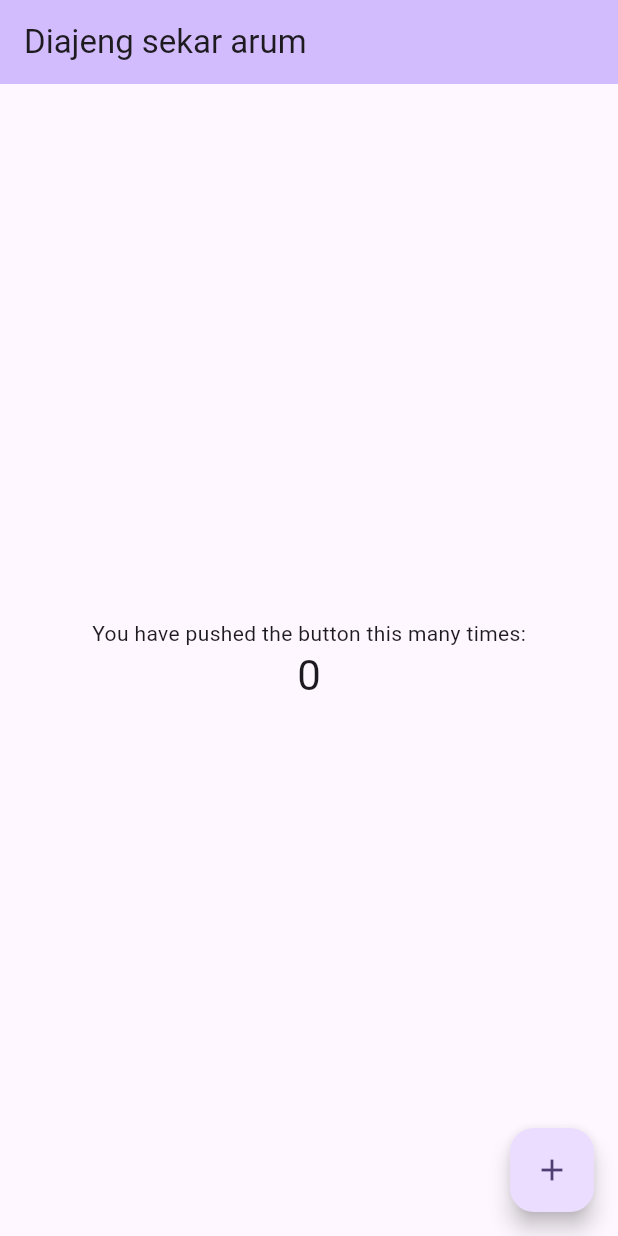
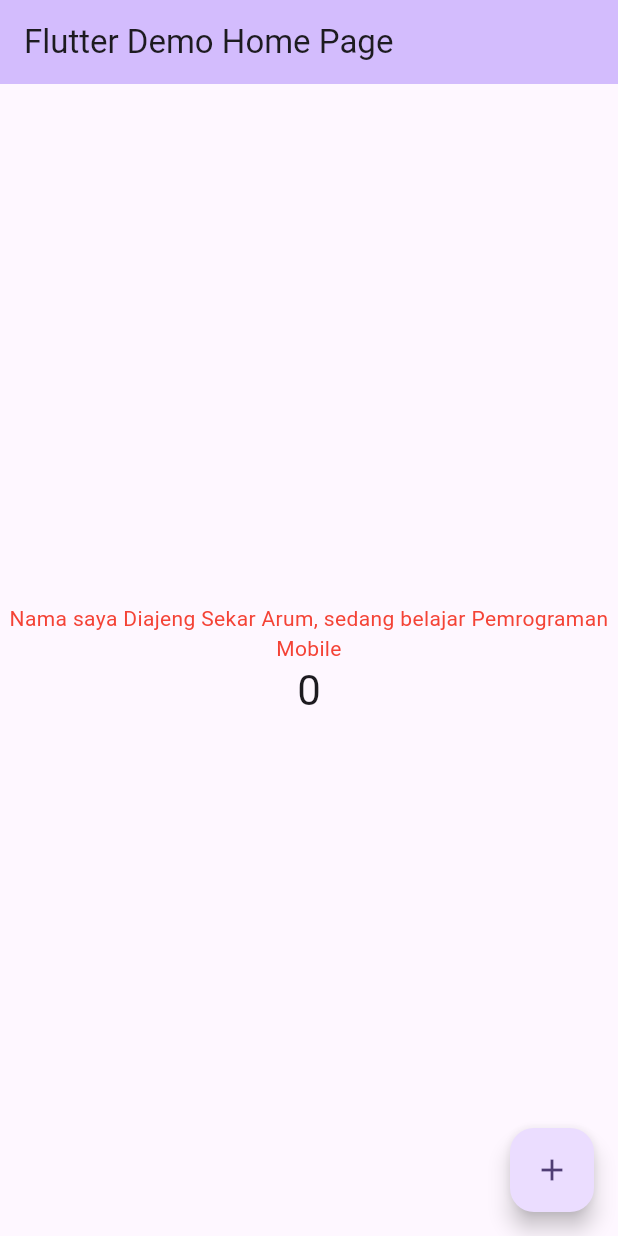
Before and after one commit to Diajengsekar/flutter-fundamental-part1, a Flutter app: the screen it shows after launch, on a phone screen of 412 x 824 dp. Run offline on Flutter 3.47's test engine with Material 3 defaults, Android fonts, the phone set to English and light mode, and no system bars.

Commit message:
prak 4 - Text Widget

```diff
--- /dev/null
+++ b/lib/basic_widgets/text_widget.dart
@@ -0,0 +1,13 @@
+import 'package:flutter/material.dart';
+
+class MyTextWidget extends StatelessWidget {
+  const MyTextWidget({Key? key}) : super(key: key);
+
+  @override
+  Widget build(BuildContext context) {
+    return const Text(
+      "Nama saya Diajeng Sekar Arum, sedang belajar Pemrograman Mobile",
+      style: TextStyle(color: Colors.red, fontSize: 14),
+      textAlign: TextAlign.center);
+  }
+}
--- a/lib/main.dart
+++ b/lib/main.dart
@@ -1,4 +1,5 @@
 import 'package:flutter/material.dart';
+import 'basic_widgets/text_widget.dart'; //tambahkan untuk menuju ke file text_widget.dart
 
 void main() {
   runApp(const MyApp());
@@ -30,7 +31,7 @@ class MyApp extends StatelessWidget {
         // tested with just a hot reload.
         colorScheme: ColorScheme.fromSeed(seedColor: Colors.deepPurple),
       ),
-      home: const MyHomePage(title: 'Diajeng sekar arum'),
+      home: const MyHomePage(title: 'Flutter Demo Home Page'),
     );
   }
 }
@@ -104,7 +105,7 @@ class _MyHomePageState extends State<MyHomePage> {
           // wireframe for each widget.
           mainAxisAlignment: MainAxisAlignment.center,
           children: <Widget>[
-            const Text('You have pushed the button this many times:'),
+            const MyTextWidget(), //panggil widget text
             Text(
               '$_counter',
               style: Theme.of(context).textTheme.headlineMedium,
```
